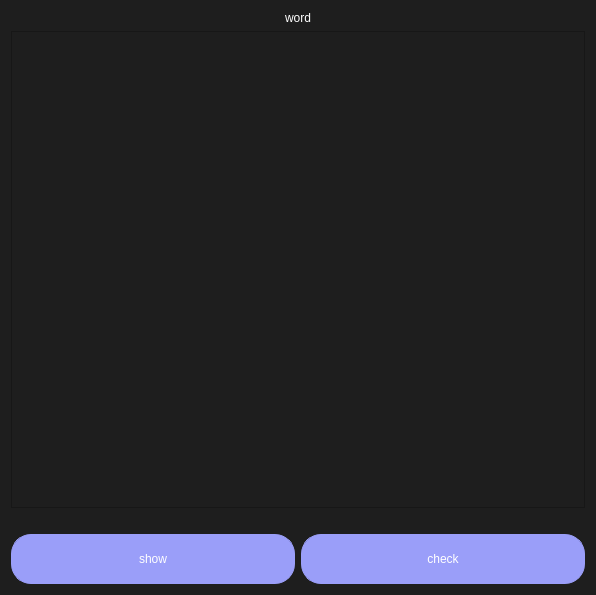
Old version of the form ui/ask.ui in the repository MarwanMagdy0/EHelper.
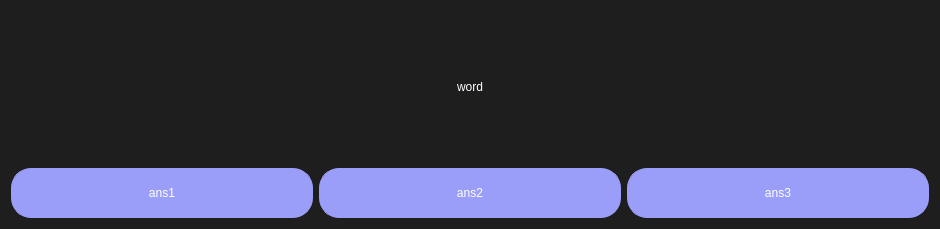
New version of the form.

Commit message: editing the program to make it MCQ instead of writing the true word

What changed in the file:
```diff
--- a/ui/ask.ui
+++ b/ui/ask.ui
@@ -6,8 +6,8 @@
    <rect>
     <x>0</x>
     <y>0</y>
-    <width>596</width>
-    <height>595</height>
+    <width>940</width>
+    <height>229</height>
    </rect>
   </property>
   <property name="windowTitle">
@@ -81,33 +81,6 @@
      </property>
     </widget>
    </item>
-   <item>
-    <layout class="QHBoxLayout" name="horizontalLayout">
-     <item>
-      <widget class="QTextEdit" name="arabic_text">
-       <property name="styleSheet">
-        <string notr="true">font: 20pt &quot;DejaVu Sans&quot;;</string>
-       </property>
-      </widget>
-     </item>
-    </layout>
-   </item>
-   <item>
-    <widget class="QLabel" name="translated_label">
-     <property name="layoutDirection">
-      <enum>Qt::LeftToRight</enum>
-     </property>
-     <property name="styleSheet">
-      <string notr="true">font: 20pt &quot;DejaVu Sans&quot;;</string>
-     </property>
-     <property name="text">
-      <string/>
-     </property>
-     <property name="alignment">
-      <set>Qt::AlignCenter</set>
-     </property>
-    </widget>
-   </item>
    <item>
     <layout class="QHBoxLayout" name="horizontalLayout_2">
      <item>
@@ -125,7 +98,7 @@
         </size>
        </property>
        <property name="text">
-        <string>show</string>
+        <string>ans1</string>
        </property>
       </widget>
      </item>
@@ -144,7 +117,26 @@
         </size>
        </property>
        <property name="text">
-        <string>check</string>
+        <string>ans2</string>
+       </property>
+      </widget>
+     </item>
+     <item>
+      <widget class="QPushButton" name="answer3_button">
+       <property name="sizePolicy">
+        <sizepolicy hsizetype="Minimum" vsizetype="Fixed">
+         <horstretch>0</horstretch>
+         <verstretch>50</verstretch>
+        </sizepolicy>
+       </property>
+       <property name="minimumSize">
+        <size>
+         <width>0</width>
+         <height>50</height>
+        </size>
+       </property>
+       <property name="text">
+        <string>ans3</string>
        </property>
       </widget>
      </item>
```
Left out of the diff: 4 changed lines with no effect on the pictures. The commit also changes 2 other files.
